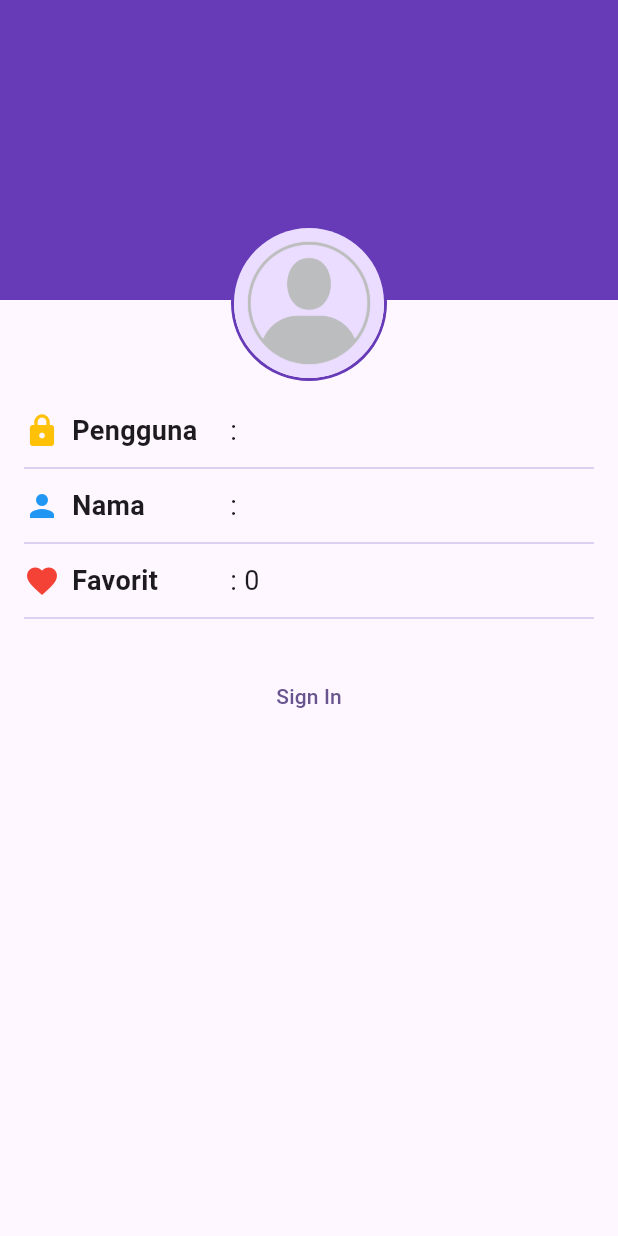
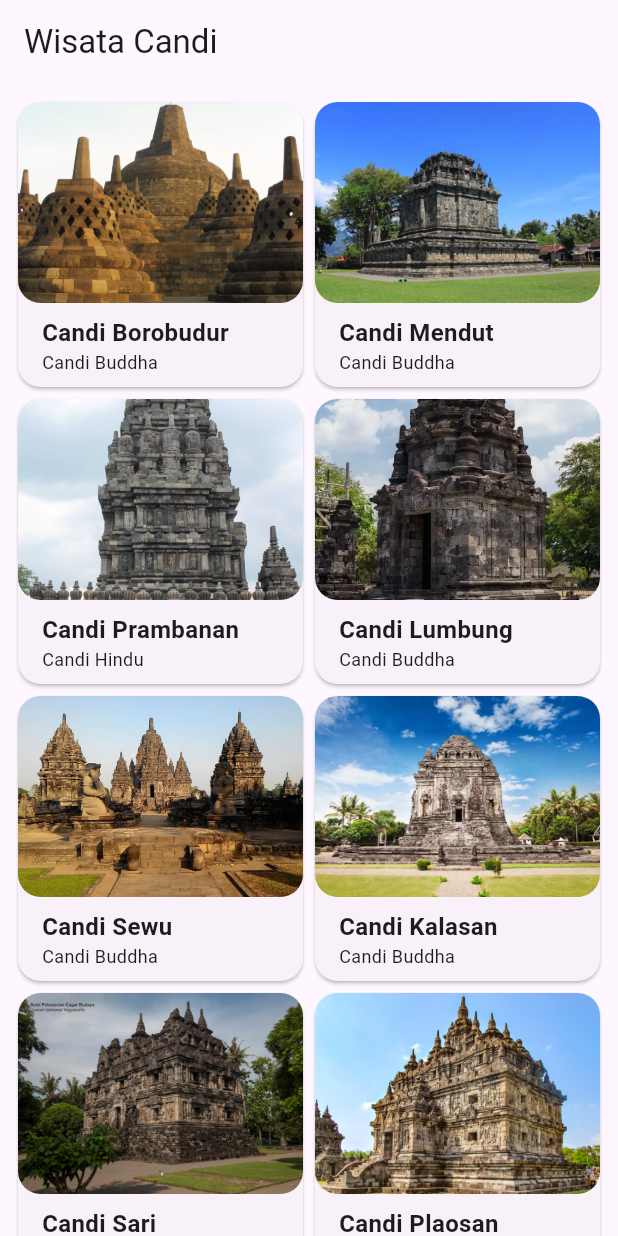
Before and after one commit to VisualDarrenCode/Wisata_Candi_Derren, a Flutter app: the screen it shows after launch, on a phone screen of 412 x 824 dp. Run offline on Flutter 3.47's test engine with Material 3 defaults, Android fonts, the phone set to English and light mode, and no system bars.

Commit message:
progress 16 november

```diff
--- a/candi_derren/lib/main.dart
+++ b/candi_derren/lib/main.dart
@@ -1,7 +1,7 @@
 import 'package:flutter/material.dart';
 import 'package:joy/data/candi_data.dart';
 import 'package:joy/screens/detail_screen.dart';
-
+import 'package:joy/screens/home_screen.dart';
 // Import screen profile_screen kamu (sesuaikan path foldernya jika perlu)
 import 'package:joy/screens/profile_screen.dart';
 
@@ -23,7 +23,8 @@ class MyApp extends StatelessWidget {
         useMaterial3: true,
       ),
       // Ubah home menjadi ProfileScreen() sesuai modul Pertemuan 12[cite: 1]
-      home: const ProfileScreen(),
+      // home: const ProfileScreen(),
+      home: HomeScreen(),
     );
   }
 }
--- /dev/null
+++ b/candi_derren/lib/screens/home_screen.dart
@@ -0,0 +1,36 @@
+import 'package:flutter/material.dart';
+import '../data/candi_data.dart'; // Sesuaikan path ke data candiList kamu
+import '../models/candi.dart'; // Sesuaikan path ke model Candi kamu
+import '../widgets/item_card.dart'; // Sesuaikan path ke widget ItemCard kamu
+
+class HomeScreen extends StatefulWidget {
+  const HomeScreen({super.key});
+
+  @override
+  State<HomeScreen> createState() => _HomeScreenState();
+}
+
+class _HomeScreenState extends State<HomeScreen> {
+  @override
+  Widget build(BuildContext context) {
+    return Scaffold(
+      // TODO: 1 Buat appbar dengan judul Wisata Candi
+      appBar: AppBar(
+        title: const Text('Wisata Candi'),
+      ),
+      // TODO: 2 Buat body dengan GridView.builder
+      body: GridView.builder(
+        gridDelegate: const SliverGridDelegateWithFixedCrossAxisCount(
+          crossAxisCount: 2,
+        ),
+        padding: const EdgeInsets.all(8),
+        itemCount: candiList.length,
+        itemBuilder: (context, index) {
+          // TODO: 3 Buat ItemCard sebagai return value dari GridView.builder
+          Candi candi = candiList[index];
+          return ItemCard(candi: candi);
+        },
+      ),
+    );
+  }
+}
--- /dev/null
+++ b/candi_derren/lib/widgets/item_card.dart
@@ -0,0 +1,73 @@
+import 'package:flutter/material.dart';
+import '../models/candi.dart';
+import '../screens/detail_screen.dart';
+class ItemCard extends StatelessWidget {
+  // TODO: 1. Deklarasikan variabel yang dibutuhkan dan pasang pada konstruktor
+  final Candi candi;
+
+  const ItemCard({super.key, required this.candi});
+
+  @override
+  Widget build(BuildContext context) {
+    // TODO: 6. Implementasi routing ke DetailScreen
+    return InkWell(
+      onTap: () {
+        Navigator.push(
+          context,
+          MaterialPageRoute(
+            builder: (context) => DetailScreen(candi: candi),
+          ),
+        );
+      },
+      child: Card(
+        // TODO: 2. Tetapkan parameter shape, margin, dan elevation dari Card
+        shape: RoundedRectangleBorder(
+          borderRadius: BorderRadius.circular(15),
+        ),
+        margin: const EdgeInsets.all(4),
+        elevation: 1,
+        child: Column(
+          crossAxisAlignment: CrossAxisAlignment.start,
+          children: [
+            // TODO: 3 Buat Image sebagai anak dari Column
+            Expanded(
+              // TODO: 7. Implementasi Hero animation
+              child: Hero(
+                tag: candi.imageAsset,
+                child: ClipRRect(
+                  borderRadius: BorderRadius.circular(15),
+                  child: Image.asset(
+                    candi.imageAsset,
+                    width: double.infinity,
+                    fit: BoxFit.cover,
+                  ),
+                ),
+              ),
+            ),
+            // TODO: 4 Buat Text sebagai anak dari Column
+            Padding(
+              padding: const EdgeInsets.only(left: 16, top: 8),
+              child: Text(
+                candi.name,
+                style: const TextStyle(
+                  fontSize: 16,
+                  fontWeight: FontWeight.bold,
+                ),
+              ),
+            ),
+            // TODO: 5 Buat Text sebagai anak dari Column
+            Padding(
+              padding: const EdgeInsets.only(left: 16, bottom: 8),
+              child: Text(
+                candi.type,
+                style: const TextStyle(
+                  fontSize: 12,
+                ),
+              ),
+            ),
+          ],
+        ),
+      ),
+    );
+  }
+}
```
